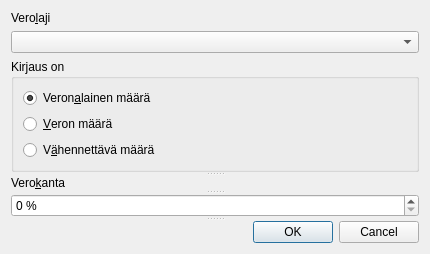
Old version of the form kitupiikki/kirjaus/verodialogi.ui in the repository artoh/kitupiikki.
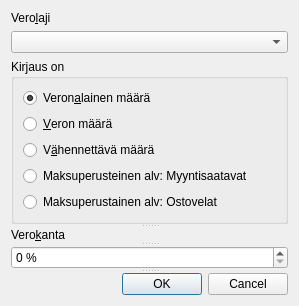
New version of the form.

The edit to the form file:
```diff
--- a/kitupiikki/kirjaus/verodialogi.ui
+++ b/kitupiikki/kirjaus/verodialogi.ui
@@ -6,8 +6,8 @@
    <rect>
     <x>0</x>
     <y>0</y>
-    <width>430</width>
-    <height>252</height>
+    <width>299</width>
+    <height>304</height>
    </rect>
   </property>
   <property name="windowTitle">
@@ -61,6 +61,20 @@
          </property>
         </widget>
        </item>
+       <item>
+        <widget class="QRadioButton" name="maksuMyyntisaatava">
+         <property name="text">
+          <string>Maksuperusteinen alv: Myyntisaatavat</string>
+         </property>
+        </widget>
+       </item>
+       <item>
+        <widget class="QRadioButton" name="maksuOstovelka">
+         <property name="text">
+          <string>Maksuperustainen alv: Ostovelat</string>
+         </property>
+        </widget>
+       </item>
       </layout>
      </widget>
      <widget class="QLabel" name="label">
```
Left out of the diff: 78 changed lines with no effect on the pictures.
